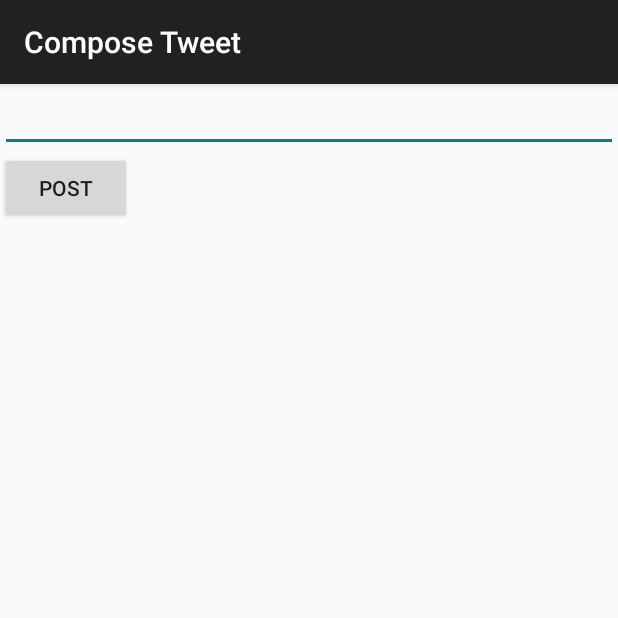
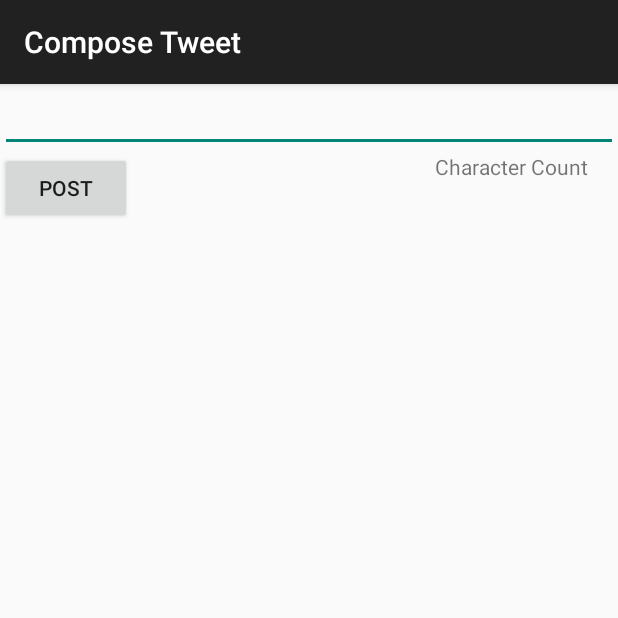
Before and after one commit to I2304/MySimpleTweets, an Android app: the ComposeActivity screen opened directly, with no data from a screen before it, on a phone screen of 412 x 824 dp, the top half of it. Run offline under Robolectric (Android 15) with nearby library versions, the phone set to English and light mode, and no system bars; our stand-ins replace Room's generated code; libraries missing offline, so code that uses them is left out: com.facebook.stetho, com.loopj.android, cz.msebera.android; 1 statement that could not run was skipped.

Commit message:
Compose tweets!

```diff
--- a/app/build.gradle
+++ b/app/build.gradle
@@ -34,7 +34,6 @@ android {
 dependencies {
     implementation fileTree(dir: 'libs', include: '*.jar')
     implementation 'com.codepath.libraries:android-oauth-handler:1.3.1'
-    implementation 'com.android.support:appcompat-v7:27.1.0'
     // Glide for remote image loading
     implementation 'com.github.bumptech.glide:glide:3.8.0'
     // Android Async Http for sending async network requests
--- a/app/src/main/java/com/codepath/apps/restclienttemplate/ComposeActivity.java
+++ b/app/src/main/java/com/codepath/apps/restclienttemplate/ComposeActivity.java
@@ -4,9 +4,12 @@ import android.content.Context;
 import android.content.Intent;
 import android.os.Bundle;
 import android.support.v7.app.AppCompatActivity;
+import android.text.Editable;
+import android.text.TextWatcher;
 import android.util.Log;
 import android.view.View;
 import android.widget.EditText;
+import android.widget.TextView;
 import android.widget.Toast;
 
 import com.codepath.apps.restclienttemplate.models.Tweet;
@@ -23,6 +26,7 @@ public class ComposeActivity extends AppCompatActivity {
     private TwitterClient client;
     Context context;
     String message;
+    TextView tvCount;
 
     @Override
     protected void onCreate(Bundle savedInstanceState) {
@@ -31,11 +35,30 @@ public class ComposeActivity extends AppCompatActivity {
         context = this;
         client = TwitterApplication.getRestClient(context);
 
-        EditText simpleEditText = (EditText) findViewById(R.id.et_simple);
+        final EditText simpleEditText = (EditText) findViewById(R.id.et_simple);
+        tvCount = (TextView) findViewById(R.id.tvCount);
         message = simpleEditText.getText().toString();
+        simpleEditText.addTextChangedListener(new TextWatcher() {
+            @Override
+            public void beforeTextChanged(CharSequence s, int start, int count, int after) {
+
+            }
+
+            @Override
+            public void onTextChanged(CharSequence s, int start, int before, int count) {
+                int length = simpleEditText.length();
+                int remaining = 140 - length;
+                tvCount.setText(String.format("%d out of 140", remaining));
+            }
+
+            @Override
+            public void afterTextChanged(Editable s) {
+
+            }
+        });
+
         // set the title bar to reflect the purpose of the view
         getSupportActionBar().setTitle("Compose Tweet");
-
     }
 
     public void onSubmit(View v) {
--- a/app/src/main/res/layout/activity_compose.xml
+++ b/app/src/main/res/layout/activity_compose.xml
@@ -8,17 +8,24 @@
 
     <EditText
         android:id="@+id/et_simple"
-        android:layout_height="wrap_content"
-        android:layout_width="match_parent">
-    </EditText>
+        android:layout_width="match_parent"
+        android:layout_height="wrap_content"></EditText>
 
     <Button
         android:id="@+id/btnPost"
         android:layout_width="wrap_content"
         android:layout_height="wrap_content"
         android:layout_alignParentStart="true"
+        android:layout_below="@+id/et_simple"
         android:onClick="onSubmit"
-        android:layout_below="@+id/et_simple"
         android:text="Post" />
 
+    <TextView
+        android:id="@+id/tvCount"
+        android:layout_width="122dp"
+        android:layout_height="wrap_content"
+        android:layout_alignParentEnd="true"
+        android:layout_below="@+id/et_simple"
+        android:text="Character Count" />
+
 </RelativeLayout>
```
Also changed, not shown: app/src/main/java/com/codepath/apps/restclienttemplate/TweetAdapter.java (+13 -0 lines).
